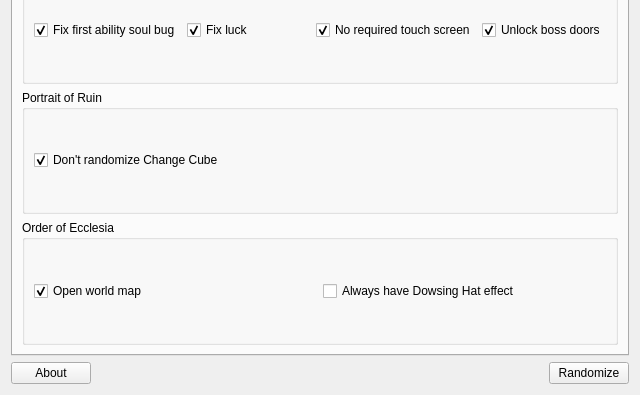
LagoLunatic/dsvrandom, file randomizer.ui: the form before one commit; both pictures show x 0 to 640 and y 218 to 613 of the 640 by 613 pixel window.
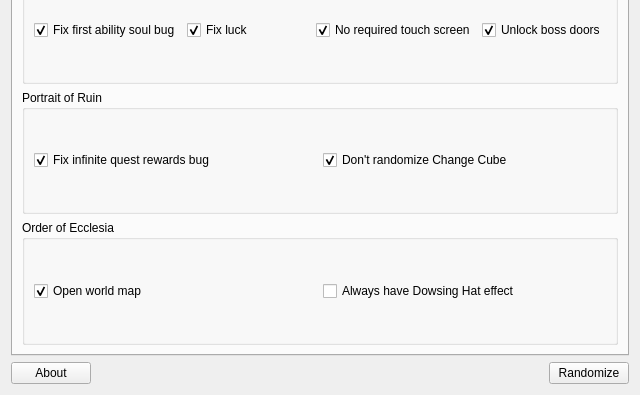
The form after the commit. The open tabs and pages were chosen to show the change. Icons and pictures are not drawn.

Commit message: Add option to fix infinite quest rewards glitch in PoR

```diff
--- a/randomizer.ui
+++ b/randomizer.ui
@@ -453,6 +453,16 @@
           <string>Portrait of Ruin</string>
          </property>
          <layout class="QHBoxLayout" name="horizontalLayout_6">
+          <item>
+           <widget class="QCheckBox" name="fix_infinite_quest_rewards">
+            <property name="text">
+             <string>Fix infinite quest rewards bug</string>
+            </property>
+            <property name="checked">
+             <bool>true</bool>
+            </property>
+           </widget>
+          </item>
           <item>
            <widget class="QCheckBox" name="dont_randomize_change_cube">
             <property name="toolTip">
```
The commit also changes 1 other file.
